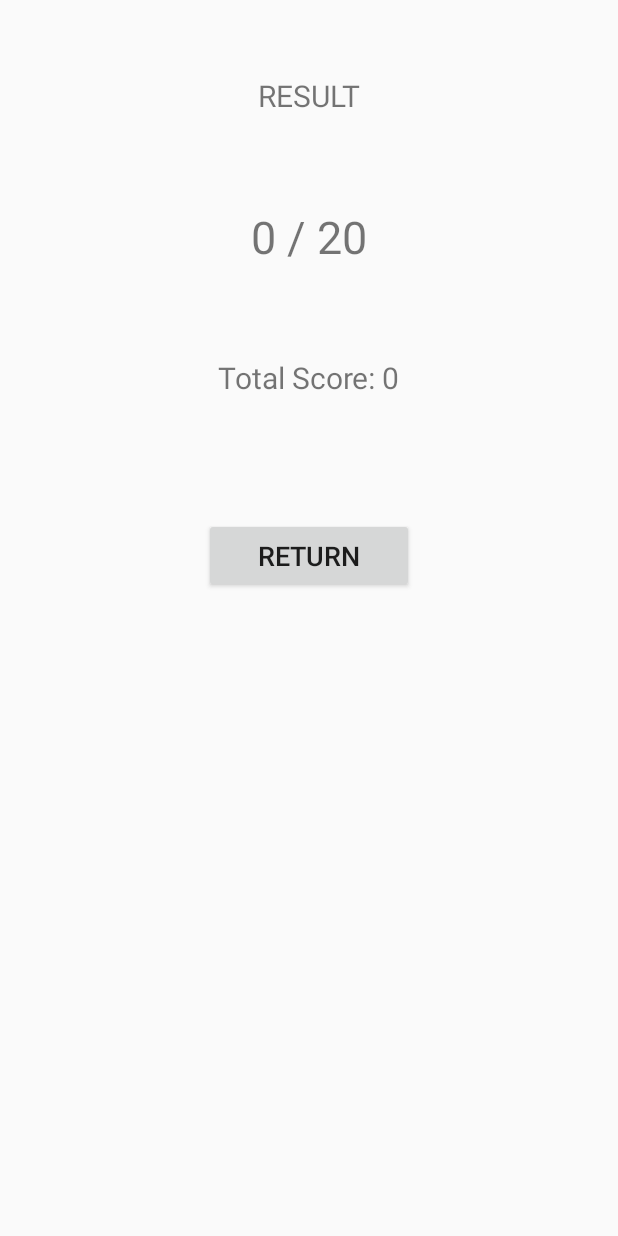
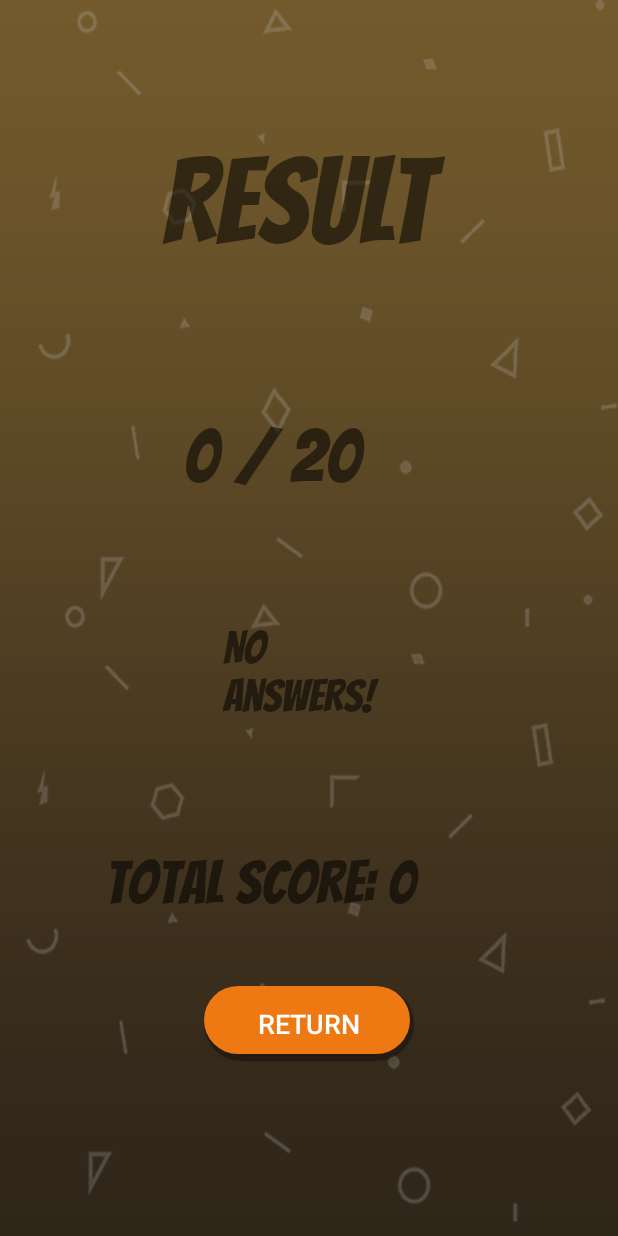
Before and after one commit to Geiko-jpg/POPSMARTS, an Android app: the ResultActivity screen opened directly, with no data from a screen before it, on a phone screen of 412 x 824 dp. Run offline under Robolectric (Android 15) with nearby library versions, the phone set to English and light mode, and no system bars.

Commit message:
PopSmarts2

```diff
--- a/PopSmarts2/app/src/main/java/android/example/com/popsmarts/ResultActivity.java
+++ b/PopSmarts2/app/src/main/java/android/example/com/popsmarts/ResultActivity.java
@@ -26,6 +26,7 @@ public class ResultActivity extends AppCompatActivity {
 
         TextView resultLabel = (TextView)findViewById(R.id.resultLabel);
         TextView totalScoreLabel = (TextView)findViewById(R.id.totalScoreLabel);
+        TextView messageLabel = (TextView)findViewById(R.id.messageLabel);
 
         int score = getIntent().getIntExtra("RIGHT_ANSWER_COUNT", 0);
 
@@ -35,6 +36,32 @@ public class ResultActivity extends AppCompatActivity {
 
         resultLabel.setText(score + " / 20");
         totalScoreLabel.setText("Total Score: "+ totalScore);
+
+        if(score >= 1 && score <= 5)
+        {
+            messageLabel.setText("Poor!");
+        }
+        else if(score >= 6 && score <= 10)
+        {
+            messageLabel.setText("Still Needs Improvement!");
+        }
+        else if(score >= 11 && score <= 15)
+        {
+            messageLabel.setText("You're Getting There!");
+        }
+        else if(score >= 16 && score <= 19)
+        {
+            messageLabel.setText("You're Doing Great!");
+        }
+        else if(score == 20)
+        {
+            messageLabel.setText("Perfect!");
+        }
+        else
+        {
+            messageLabel.setText("No Answers!");
+        }
+
 
         SharedPreferences.Editor editor = settings.edit();
         editor.putInt("totalScore", totalScore);
--- a/PopSmarts2/app/src/main/res/layout/activity_result.xml
+++ b/PopSmarts2/app/src/main/res/layout/activity_result.xml
@@ -6,37 +6,53 @@
     android:layout_height="match_parent"
     tools:context=".ResultActivity"
     android:gravity="center_horizontal"
+    android:background="@drawable/bg_inverted"
     android:orientation="vertical">
 
     <TextView
-        android:layout_width="wrap_content"
+        android:layout_width="196dp"
         android:layout_height="wrap_content"
+        android:layout_marginTop="50dp"
         android:text="RESULT"
-        android:textSize="20sp"
-        android:layout_marginTop="50dp"/>
+        android:textSize="80sp"
+        app:fontFamily="@font/bangers" />
 
     <TextView
         android:id="@+id/resultLabel"
-        android:layout_width="wrap_content"
+        android:layout_width="168dp"
         android:layout_height="wrap_content"
+        android:layout_marginTop="60dp"
         android:text="3 / 5"
+        android:textSize="50sp"
+        app:fontFamily="@font/bangers" />
+
+    <TextView
+        android:id="@+id/messageLabel"
+        android:layout_width="114dp"
+        android:layout_height="wrap_content"
+        android:layout_gravity="center_horizontal"
+        android:layout_marginTop="60dp"
+        android:text="Message"
         android:textSize="30sp"
-        android:layout_marginTop="60dp"/>
+        app:fontFamily="@font/bangers" />
 
     <TextView
         android:id="@+id/totalScoreLabel"
-        android:layout_width="wrap_content"
+        android:layout_width="272dp"
         android:layout_height="wrap_content"
+        android:layout_marginTop="60dp"
         android:text="Total Score : 333"
-        android:textSize="20sp"
-        android:layout_marginTop="60dp"/>
+        android:textSize="40sp"
+        app:fontFamily="@font/bangers" />
 
     <Button
         android:layout_width="140dp"
         android:layout_height="50dp"
+        android:layout_marginTop="40sp"
+        android:background="@drawable/btn_bg"
+        android:onClick="returnTop"
         android:text="return"
-        android:textSize="18sp"
-        android:layout_marginTop="80dp"
-        android:onClick="returnTop"/>
+        android:textColor="@android:color/white"
+        android:textSize="18sp" />
 
 </LinearLayout>
```
Also changed, not shown: PopSmarts2/app/src/main/java/android/example/com/popsmarts/StartActivity.java (+7 -0 lines), PopSmarts2/app/src/main/res/layout/activity_start.xml (+39 -15 lines), PopSmarts2/app/src/main/res/drawable/bg_inverted.png (added).
